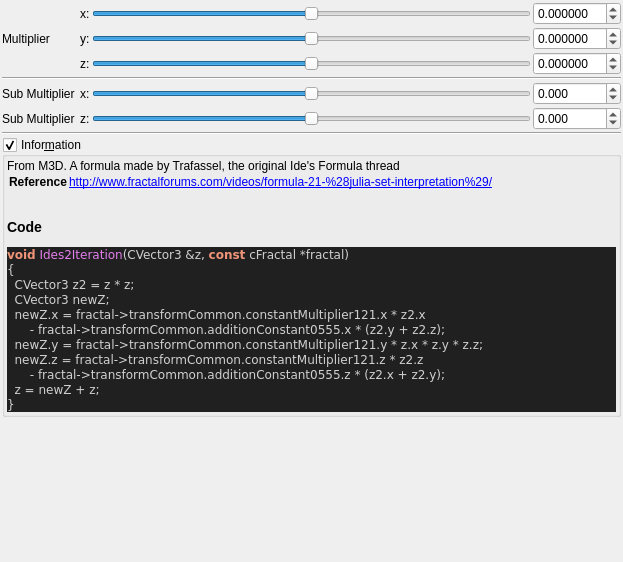
The window that mandelbulber2/qt_data/fractal_ides2.ui (buddhi1980/mandelbulber2) describes before a commit, drawn with Qt 5.
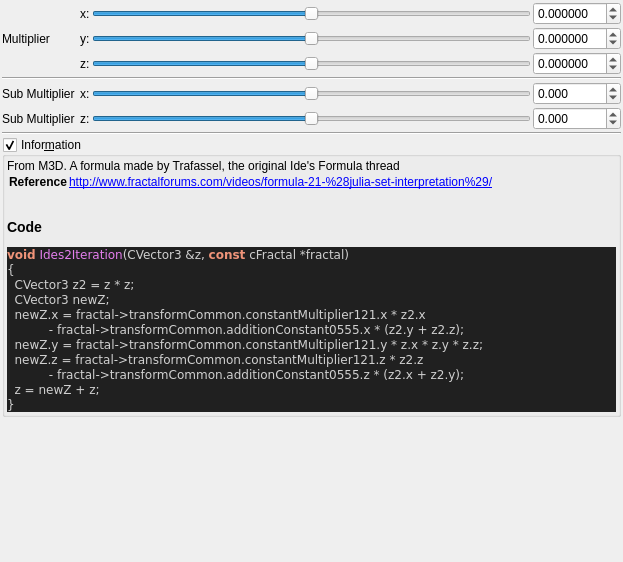
The same window after the commit. Custom widgets are drawn as their Qt base class.

Commit message:
source code format for fractal_formulas.cpp
- now complete code base is refactored!
- also regenerated ui files with populateUiInformation.php
- codeStyleCheck.php is now fully functional and can be used auto
refactor the code base (may be a little slow)

Diff of the .ui file:
```diff
--- a/mandelbulber2/qt_data/fractal_ides2.ui
+++ b/mandelbulber2/qt_data/fractal_ides2.ui
@@ -403,10 +403,10 @@
   CVector3 z2 &lt;span style=&quot;color:#d0d0d0&quot;&gt;=&lt;/span&gt; z &lt;span style=&quot;color:#d0d0d0&quot;&gt;*&lt;/span&gt; z&lt;span style=&quot;color:#d0d0d0&quot;&gt;;&lt;/span&gt;
   CVector3 newZ&lt;span style=&quot;color:#d0d0d0&quot;&gt;;&lt;/span&gt;
   newZ&lt;span style=&quot;color:#d0d0d0&quot;&gt;.&lt;/span&gt;x &lt;span style=&quot;color:#d0d0d0&quot;&gt;=&lt;/span&gt; fractal&lt;span style=&quot;color:#d0d0d0&quot;&gt;-&amp;gt;&lt;/span&gt;transformCommon&lt;span style=&quot;color:#d0d0d0&quot;&gt;.&lt;/span&gt;constantMultiplier121&lt;span style=&quot;color:#d0d0d0&quot;&gt;.&lt;/span&gt;x &lt;span style=&quot;color:#d0d0d0&quot;&gt;*&lt;/span&gt; z2&lt;span style=&quot;color:#d0d0d0&quot;&gt;.&lt;/span&gt;x
-      &lt;span style=&quot;color:#d0d0d0&quot;&gt;-&lt;/span&gt; fractal&lt;span style=&quot;color:#d0d0d0&quot;&gt;-&amp;gt;&lt;/span&gt;transformCommon&lt;span style=&quot;color:#d0d0d0&quot;&gt;.&lt;/span&gt;additionConstant0555&lt;span style=&quot;color:#d0d0d0&quot;&gt;.&lt;/span&gt;x &lt;span style=&quot;color:#d0d0d0&quot;&gt;* (&lt;/span&gt;z2&lt;span style=&quot;color:#d0d0d0&quot;&gt;.&lt;/span&gt;y &lt;span style=&quot;color:#d0d0d0&quot;&gt;+&lt;/span&gt; z2&lt;span style=&quot;color:#d0d0d0&quot;&gt;.&lt;/span&gt;z&lt;span style=&quot;color:#d0d0d0&quot;&gt;);&lt;/span&gt;
+           &lt;span style=&quot;color:#d0d0d0&quot;&gt;-&lt;/span&gt; fractal&lt;span style=&quot;color:#d0d0d0&quot;&gt;-&amp;gt;&lt;/span&gt;transformCommon&lt;span style=&quot;color:#d0d0d0&quot;&gt;.&lt;/span&gt;additionConstant0555&lt;span style=&quot;color:#d0d0d0&quot;&gt;.&lt;/span&gt;x &lt;span style=&quot;color:#d0d0d0&quot;&gt;* (&lt;/span&gt;z2&lt;span style=&quot;color:#d0d0d0&quot;&gt;.&lt;/span&gt;y &lt;span style=&quot;color:#d0d0d0&quot;&gt;+&lt;/span&gt; z2&lt;span style=&quot;color:#d0d0d0&quot;&gt;.&lt;/span&gt;z&lt;span style=&quot;color:#d0d0d0&quot;&gt;);&lt;/span&gt;
   newZ&lt;span style=&quot;color:#d0d0d0&quot;&gt;.&lt;/span&gt;y &lt;span style=&quot;color:#d0d0d0&quot;&gt;=&lt;/span&gt; fractal&lt;span style=&quot;color:#d0d0d0&quot;&gt;-&amp;gt;&lt;/span&gt;transformCommon&lt;span style=&quot;color:#d0d0d0&quot;&gt;.&lt;/span&gt;constantMultiplier121&lt;span style=&quot;color:#d0d0d0&quot;&gt;.&lt;/span&gt;y &lt;span style=&quot;color:#d0d0d0&quot;&gt;*&lt;/span&gt; z&lt;span style=&quot;color:#d0d0d0&quot;&gt;.&lt;/span&gt;x &lt;span style=&quot;color:#d0d0d0&quot;&gt;*&lt;/span&gt; z&lt;span style=&quot;color:#d0d0d0&quot;&gt;.&lt;/span&gt;y &lt;span style=&quot;color:#d0d0d0&quot;&gt;*&lt;/span&gt; z&lt;span style=&quot;color:#d0d0d0&quot;&gt;.&lt;/span&gt;z&lt;span style=&quot;color:#d0d0d0&quot;&gt;;&lt;/span&gt;
   newZ&lt;span style=&quot;color:#d0d0d0&quot;&gt;.&lt;/span&gt;z &lt;span style=&quot;color:#d0d0d0&quot;&gt;=&lt;/span&gt; fractal&lt;span style=&quot;color:#d0d0d0&quot;&gt;-&amp;gt;&lt;/span&gt;transformCommon&lt;span style=&quot;color:#d0d0d0&quot;&gt;.&lt;/span&gt;constantMultiplier121&lt;span style=&quot;color:#d0d0d0&quot;&gt;.&lt;/span&gt;z &lt;span style=&quot;color:#d0d0d0&quot;&gt;*&lt;/span&gt; z2&lt;span style=&quot;color:#d0d0d0&quot;&gt;.&lt;/span&gt;z
-      &lt;span style=&quot;color:#d0d0d0&quot;&gt;-&lt;/span&gt; fractal&lt;span style=&quot;color:#d0d0d0&quot;&gt;-&amp;gt;&lt;/span&gt;transformCommon&lt;span style=&quot;color:#d0d0d0&quot;&gt;.&lt;/span&gt;additionConstant0555&lt;span style=&quot;color:#d0d0d0&quot;&gt;.&lt;/span&gt;z &lt;span style=&quot;color:#d0d0d0&quot;&gt;* (&lt;/span&gt;z2&lt;span style=&quot;color:#d0d0d0&quot;&gt;.&lt;/span&gt;x &lt;span style=&quot;color:#d0d0d0&quot;&gt;+&lt;/span&gt; z2&lt;span style=&quot;color:#d0d0d0&quot;&gt;.&lt;/span&gt;y&lt;span style=&quot;color:#d0d0d0&quot;&gt;);&lt;/span&gt;
+           &lt;span style=&quot;color:#d0d0d0&quot;&gt;-&lt;/span&gt; fractal&lt;span style=&quot;color:#d0d0d0&quot;&gt;-&amp;gt;&lt;/span&gt;transformCommon&lt;span style=&quot;color:#d0d0d0&quot;&gt;.&lt;/span&gt;additionConstant0555&lt;span style=&quot;color:#d0d0d0&quot;&gt;.&lt;/span&gt;z &lt;span style=&quot;color:#d0d0d0&quot;&gt;* (&lt;/span&gt;z2&lt;span style=&quot;color:#d0d0d0&quot;&gt;.&lt;/span&gt;x &lt;span style=&quot;color:#d0d0d0&quot;&gt;+&lt;/span&gt; z2&lt;span style=&quot;color:#d0d0d0&quot;&gt;.&lt;/span&gt;y&lt;span style=&quot;color:#d0d0d0&quot;&gt;);&lt;/span&gt;
   z &lt;span style=&quot;color:#d0d0d0&quot;&gt;=&lt;/span&gt; newZ &lt;span style=&quot;color:#d0d0d0&quot;&gt;+&lt;/span&gt; z&lt;span style=&quot;color:#d0d0d0&quot;&gt;;&lt;/span&gt;
 &lt;span style=&quot;color:#d0d0d0&quot;&gt;}&lt;/span&gt;
 &lt;/pre&gt;
```
The commit also changes 101 other files.
